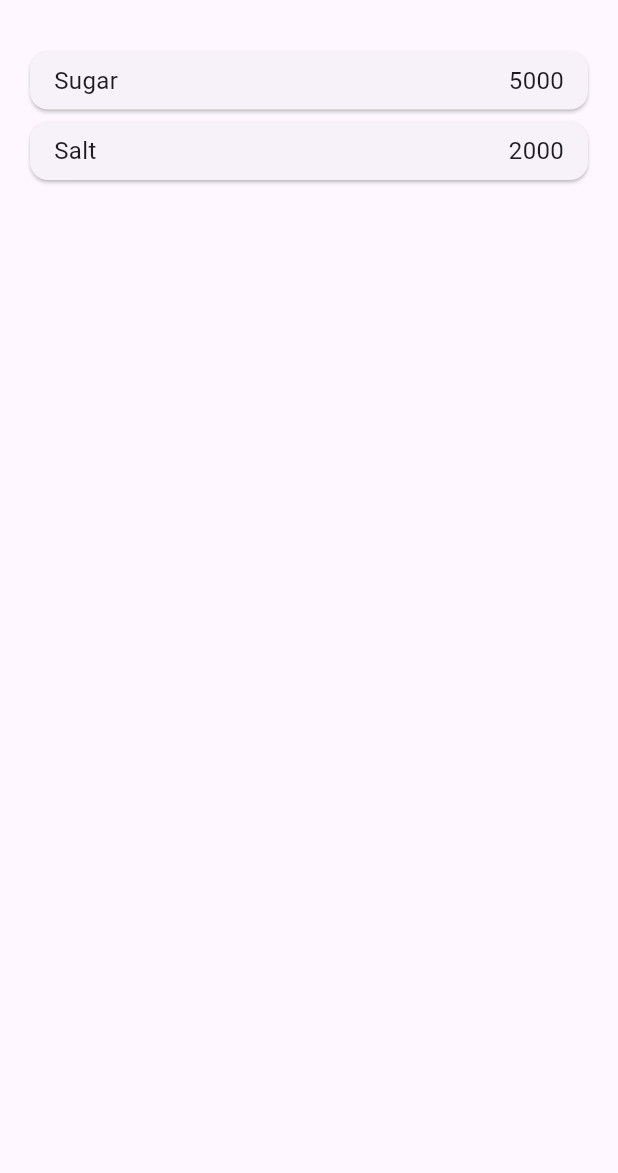
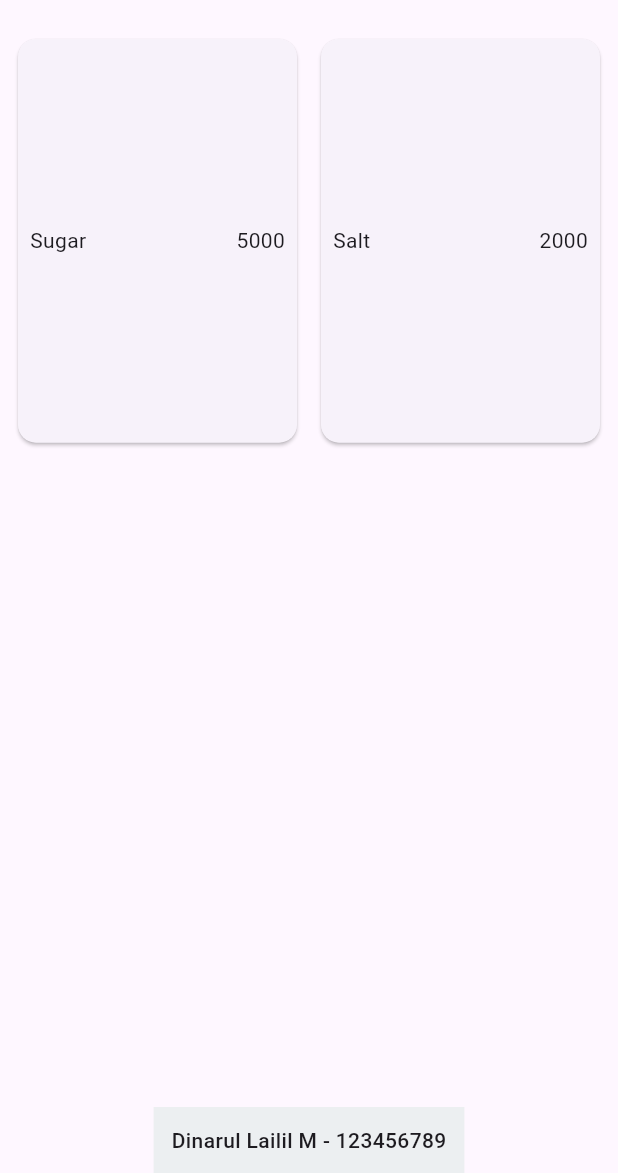
Before and after one commit to dinalailil/belanja, a Flutter app: the screen it shows after launch, on a phone screen of 412 x 824 dp, the part 63-1236 px from its top. Run offline on Flutter 3.47's test engine with Material 3 defaults, Android fonts, the phone set to English and light mode, and no system bars; our stand-ins replace go_router.

Commit message:
di revisi

```diff
--- a/lib/main.dart
+++ b/lib/main.dart
@@ -1,15 +1,38 @@
 import 'package:flutter/material.dart';
+import 'package:go_router/go_router.dart';
 import 'package:belanja/pages/home_page.dart';
 import 'package:belanja/pages/item_page.dart';
+import 'package:belanja/models/item.dart';
 
 void main() {
-  runApp(
-    MaterialApp(
-      initialRoute: '/',
-      routes: {
-        '/': (context) => HomePage(),
-        '/item': (context) => const ItemPage(),
-      },
-    ),
-  );
+  runApp(const MyApp());
 }
+
+class MyApp extends StatelessWidget {
+  const MyApp({super.key});
+
+  @override
+  Widget build(BuildContext context) {
+    final GoRouter _router = GoRouter(
+      routes: [
+        GoRoute(
+          path: '/',
+          builder: (context, state) => HomePage(),
+        ),
+        GoRoute(
+          path: '/item',
+          builder: (context, state) {
+            final item = state.extra as Item;
+            return ItemPage(item: item);
+          },
+        ),
+      ],
+    );
+
+    return MaterialApp.router(
+      title: 'Belanja App',
+      theme: ThemeData(primarySwatch: Colors.blue),
+      routerConfig: _router,
+    );
+  }
+}
--- a/lib/models/item.dart
+++ b/lib/models/item.dart
@@ -1,6 +1,15 @@
 class Item {
-  String name;
-  int price;
+  final String name;
+  final int price;
+  final String image;
+  final int stock;
+  final double rating;
 
-  Item({required this.name, required this.price});
+  Item({
+    required this.name,
+    required this.price,
+    required this.image,
+    required this.stock,
+    required this.rating,
+  });
 }
--- a/lib/pages/home_page.dart
+++ b/lib/pages/home_page.dart
@@ -1,55 +1,63 @@
 import 'package:flutter/material.dart';
 import 'package:belanja/models/item.dart';
+import 'package:belanja/widgets/item_card.dart';
+import 'package:go_router/go_router.dart';
 
 class HomePage extends StatelessWidget {
   HomePage({Key? key}) : super(key: key);
 
   final List<Item> items = [
-    Item(name: 'Sugar', price: 5000),
-    Item(name: 'Salt', price: 2000),
+    Item(
+        name: 'Sugar',
+        price: 5000,
+        image: 'images/gula.jpg',
+        stock: 20,
+        rating: 4.5),
+    Item(
+        name: 'Salt',
+        price: 2000,
+        image: 'images/salt.jpg',
+        stock: 35,
+        rating: 4.0),
   ];
 
   @override
   Widget build(BuildContext context) {
     return Scaffold(
       appBar: AppBar(title: const Text('Shopping List')),
-      body: Container(
-        margin: const EdgeInsets.all(8),
-        child: ListView.builder(
+      body: Column(
+        children: [
+          Expanded(
+            child: GridView.builder(
               padding: const EdgeInsets.all(8),
+              gridDelegate: const SliverGridDelegateWithFixedCrossAxisCount(
+                crossAxisCount: 2,
+                childAspectRatio: 0.7,
+                crossAxisSpacing: 8,
+                mainAxisSpacing: 8,
+              ),
               itemCount: items.length,
               itemBuilder: (context, index) {
                 final item = items[index];
-            return InkWell(
+                return ItemCard(
+                  item: item,
                   onTap: () {
-                Navigator.pushNamed(
-                  context,
-                  '/item',
-                  arguments: item,
-                );
+                    context.go('/item', extra: item);
                   },
-              child: Card(
-                child: Container(
-                  margin: const EdgeInsets.symmetric(
-                    vertical: 8,
-                    horizontal: 16,
-                  ),
-                  child: Row(
-                    mainAxisAlignment: MainAxisAlignment.spaceBetween,
-                    children: [
-                      Text(item.name, style: const TextStyle(fontSize: 16)),
-                      Text(
-                        item.price.toString(),
-                        style: const TextStyle(fontSize: 16),
-                      ),
-                    ],
-                  ),
-                ),
-              ),
                 );
               },
             ),
           ),
+          Container(
+            color: Colors.blueGrey.shade50,
+            padding: const EdgeInsets.all(12),
+            child: const Text(
+              "Dinarul Lailil M - 123456789", // Ganti NIM kamu
+              style: TextStyle(fontSize: 14, fontWeight: FontWeight.w500),
+            ),
+          ),
+        ],
+      ),
     );
   }
 }
--- /dev/null
+++ b/lib/widgets/item_card.dart
@@ -0,0 +1,25 @@
+import 'package:flutter/material.dart';
+import 'package:belanja/models/item.dart';
+
+class ItemCard extends StatelessWidget {
+  final Item item;
+  final VoidCallback onTap;
+  const ItemCard({required this.item, required this.onTap, Key? key})
+    : super(key: key);
+
+  @override
+  Widget build(BuildContext context) {
+    return InkWell(
+      onTap: onTap,
+      child: Card(
+        child: Padding(
+          padding: const EdgeInsets.all(8.0),
+          child: Row(
+            mainAxisAlignment: MainAxisAlignment.spaceBetween,
+            children: [Text(item.name), Text(item.price.toString())],
+          ),
+        ),
+      ),
+    );
+  }
+}
```
Also changed, not shown: lib/pages/item_page.dart (+31 -6 lines), pubspec.yaml (+4 -4 lines), images/coffe.jpg (added), images/gula.jpg (added), images/salt.jpg (added), pubspec.lock. Lines whose indentation alone changed are shown as unchanged.
